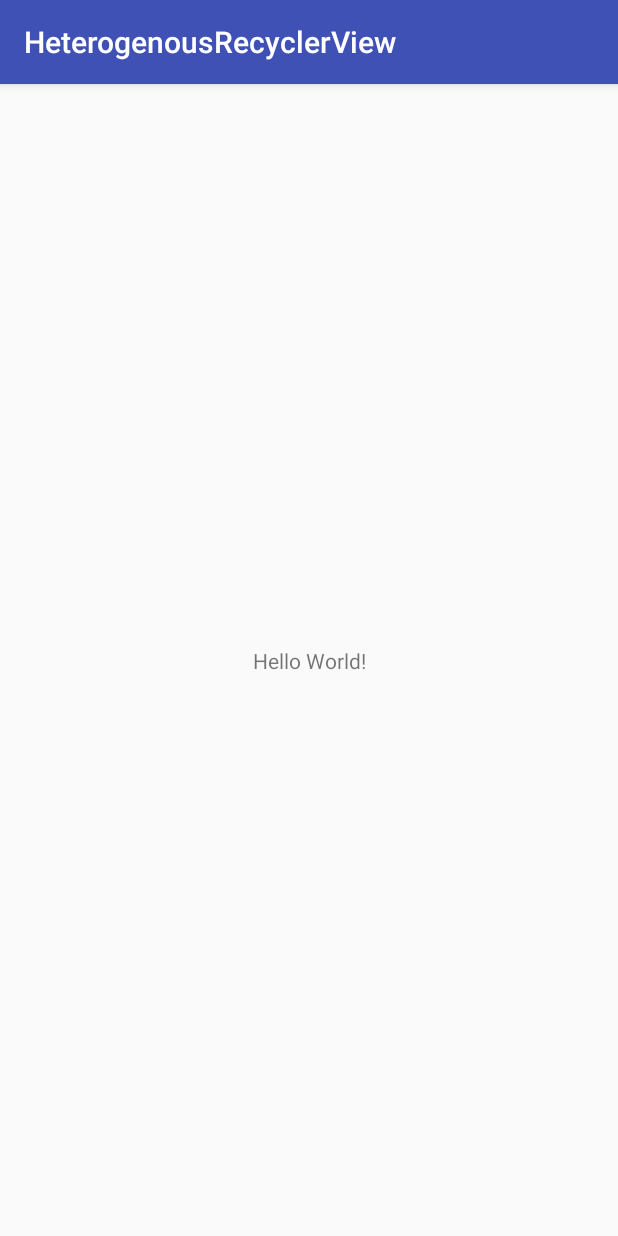
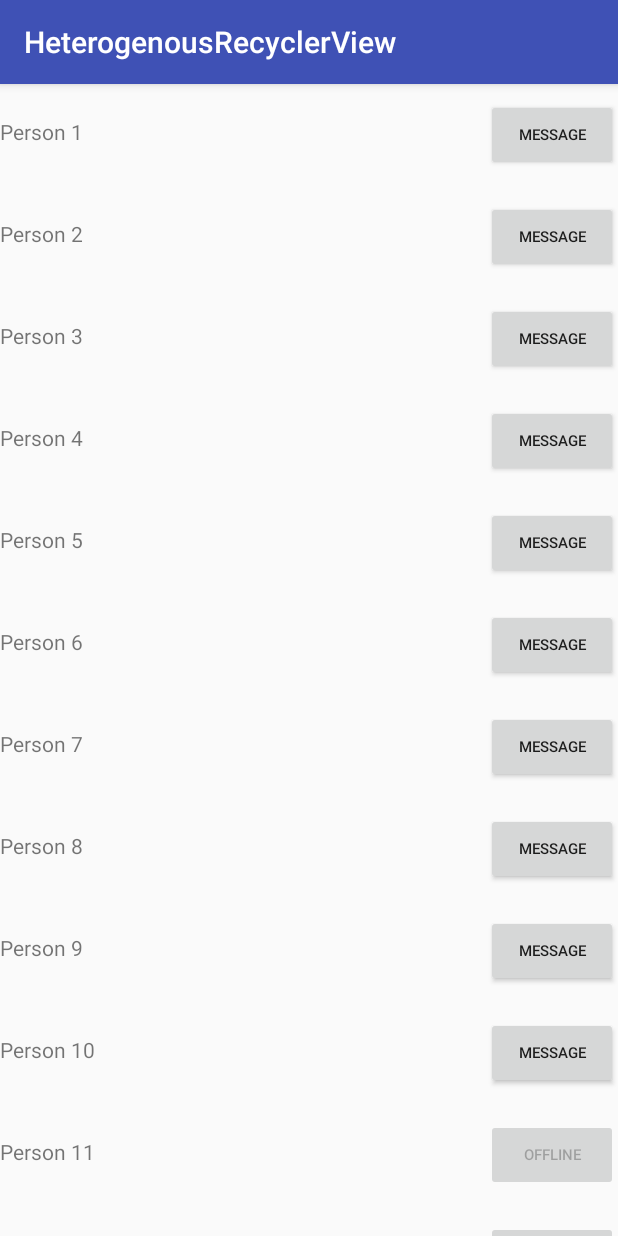
Before and after one commit to kurotkin/HeterogenousRecyclerView, an Android app: the screen it shows after launch (MainActivity), on a phone screen of 412 x 824 dp. Run offline under Robolectric (Android 15) with nearby library versions, the phone set to English and light mode, and no system bars.

Commit message:
Проба пера

```diff
--- /dev/null
+++ b/app/src/main/java/com/kurotkin/heterogenousrecyclerview/Contact.java
@@ -0,0 +1,33 @@
+package com.kurotkin.heterogenousrecyclerview;
+
+import java.util.ArrayList;
+
+public class Contact {
+    private String mName;
+    private boolean mOnline;
+
+    public Contact(String name, boolean online) {
+        mName = name;
+        mOnline = online;
+    }
+
+    public String getName() {
+        return mName;
+    }
+
+    public boolean isOnline() {
+        return mOnline;
+    }
+
+    private static int lastContactId = 0;
+
+    public static ArrayList<Contact> createContactsList(int numContacts) {
+        ArrayList<Contact> contacts = new ArrayList<Contact>();
+
+        for (int i = 1; i <= numContacts; i++) {
+            contacts.add(new Contact("Person " + ++lastContactId, i <= numContacts / 2));
+        }
+
+        return contacts;
+    }
+}
--- /dev/null
+++ b/app/src/main/java/com/kurotkin/heterogenousrecyclerview/ContactsAdapter.java
@@ -0,0 +1,74 @@
+package com.kurotkin.heterogenousrecyclerview;
+
+import android.content.Context;
+import android.support.v7.widget.RecyclerView;
+import android.view.LayoutInflater;
+import android.view.View;
+import android.view.ViewGroup;
+import android.widget.Button;
+import android.widget.TextView;
+
+import java.util.List;
+
+public class ContactsAdapter extends RecyclerView.Adapter<ContactsAdapter.ViewHolder> {
+
+    private List<Contact> mContacts;
+
+    public ContactsAdapter(List<Contact> contacts) {
+        mContacts = contacts;
+    }
+
+    // Usually involves inflating a layout from XML and returning the holder
+    @Override
+    public ContactsAdapter.ViewHolder onCreateViewHolder(ViewGroup parent, int viewType) {
+        Context context = parent.getContext();
+        LayoutInflater inflater = LayoutInflater.from(context);
+
+        // Inflate the custom layout
+        View contactView = inflater.inflate(R.layout.item_contact, parent, false);
+
+        // Return a new holder instance
+        ViewHolder viewHolder = new ViewHolder(contactView);
+        return viewHolder;
+    }
+
+    // Involves populating data into the item through holder
+    @Override
+    public void onBindViewHolder(ContactsAdapter.ViewHolder viewHolder, int position) {
+        // Get the data model based on position
+        Contact contact = mContacts.get(position);
+
+        // Set item views based on your views and data model
+        TextView textView = viewHolder.nameTextView;
+        textView.setText(contact.getName());
+        Button button = viewHolder.messageButton;
+        button.setText(contact.isOnline() ? "Message" : "Offline");
+        button.setEnabled(contact.isOnline());
+    }
+
+    // Returns the total count of items in the list
+    @Override
+    public int getItemCount() {
+        return mContacts.size();
+    }
+
+    // Provide a direct reference to each of the views within a data item
+    // Used to cache the views within the item layout for fast access
+    public class ViewHolder extends RecyclerView.ViewHolder {
+        // Your holder should contain a member variable
+        // for any view that will be set as you render a row
+        public TextView nameTextView;
+        public Button messageButton;
+
+        // We also create a constructor that accepts the entire item row
+        // and does the view lookups to find each subview
+        public ViewHolder(View itemView) {
+            // Stores the itemView in a public final member variable that can be used
+            // to access the context from any ViewHolder instance.
+            super(itemView);
+
+            nameTextView = (TextView) itemView.findViewById(R.id.contact_name);
+            messageButton = (Button) itemView.findViewById(R.id.message_button);
+        }
+    }
+}
--- a/app/src/main/java/com/kurotkin/heterogenousrecyclerview/MainActivity.java
+++ b/app/src/main/java/com/kurotkin/heterogenousrecyclerview/MainActivity.java
@@ -2,12 +2,31 @@ package com.kurotkin.heterogenousrecyclerview;
 
 import android.support.v7.app.AppCompatActivity;
 import android.os.Bundle;
+import android.support.v7.widget.LinearLayoutManager;
+import android.support.v7.widget.RecyclerView;
+
+import java.util.ArrayList;
 
 public class MainActivity extends AppCompatActivity {
+
+    ArrayList<Contact> contacts;
 
     @Override
     protected void onCreate(Bundle savedInstanceState) {
         super.onCreate(savedInstanceState);
         setContentView(R.layout.activity_main);
+
+        // Lookup the recyclerview in activity layout
+        RecyclerView rvContacts = (RecyclerView) findViewById(R.id.rvContacts);
+
+        // Initialize contacts
+        contacts = Contact.createContactsList(20);
+        // Create adapter passing in the sample user data
+        ContactsAdapter adapter = new ContactsAdapter(contacts);
+        // Attach the adapter to the recyclerview to populate items
+        rvContacts.setAdapter(adapter);
+        // Set layout manager to position the items
+        rvContacts.setLayoutManager(new LinearLayoutManager(this));
+        // That's all!
     }
 }
--- a/app/src/main/res/layout/activity_main.xml
+++ b/app/src/main/res/layout/activity_main.xml
@@ -6,13 +6,13 @@
     android:layout_height="match_parent"
     tools:context=".MainActivity">
 
-    <TextView
-        android:layout_width="wrap_content"
-        android:layout_height="wrap_content"
-        android:text="Hello World!"
+    <android.support.v7.widget.RecyclerView
+        android:id="@+id/rvContacts"
+        android:layout_width="match_parent"
+        android:layout_height="match_parent"
         app:layout_constraintBottom_toBottomOf="parent"
-        app:layout_constraintLeft_toLeftOf="parent"
-        app:layout_constraintRight_toRightOf="parent"
+        app:layout_constraintEnd_toEndOf="parent"
+        app:layout_constraintStart_toStartOf="parent"
         app:layout_constraintTop_toTopOf="parent" />
 
 </android.support.constraint.ConstraintLayout>
--- /dev/null
+++ b/app/src/main/res/layout/item_contact.xml
@@ -0,0 +1,23 @@
+<?xml version="1.0" encoding="utf-8"?>
+<LinearLayout
+    xmlns:android="http://schemas.android.com/apk/res/android"
+    android:orientation="horizontal"
+    android:layout_width="match_parent"
+    android:layout_height="wrap_content"
+    android:paddingTop="10dp"
+    android:paddingBottom="10dp">
+
+    <TextView
+        android:id="@+id/contact_name"
+        android:layout_width="0dp"
+        android:layout_height="wrap_content"
+        android:layout_weight="1" />
+
+    <Button
+        android:id="@+id/message_button"
+        android:layout_width="wrap_content"
+        android:layout_height="wrap_content"
+        android:paddingLeft="16dp"
+        android:paddingRight="16dp"
+        android:textSize="10sp" />
+</LinearLayout>
```
Also changed, not shown: app/build.gradle (+4 -3 lines), app/src/main/java/com/kurotkin/heterogenousrecyclerview/ComplexRecyclerViewAdapter.java (added, +99 -0 lines), app/src/main/java/com/kurotkin/heterogenousrecyclerview/ViewHolder1.java (added, +32 -0 lines), app/src/main/java/com/kurotkin/heterogenousrecyclerview/ViewHolder2.java (added, +22 -0 lines), app/src/main/res/layout/layout_viewholder1.xml (added, +24 -0 lines), app/src/main/res/layout/layout_viewholder2.xml (added, +7 -0 lines).
